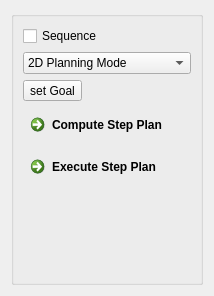
This is vigir_footstep_planning_rviz_plugin/ui_forms/planning_widget.ui in team-vigir/vigir_footstep_planning_visual_tools as Qt 5 draws it before an edit. The edited form follows.
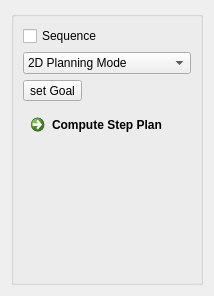
This is the edited form.

Commit message: Added execute functionality and ui changes

```diff
--- a/vigir_footstep_planning_rviz_plugin/ui_forms/planning_widget.ui
+++ b/vigir_footstep_planning_rviz_plugin/ui_forms/planning_widget.ui
@@ -64,13 +64,6 @@
         </property>
        </widget>
       </item>
-      <item>
-       <widget class="QCommandLinkButton" name="planningExecuteCommandLinkButton">
-        <property name="text">
-         <string>Execute Step Plan</string>
-        </property>
-       </widget>
-      </item>
       <item>
        <spacer name="verticalSpacer">
         <property name="orientation">
```
The commit also changes 8 other files.
